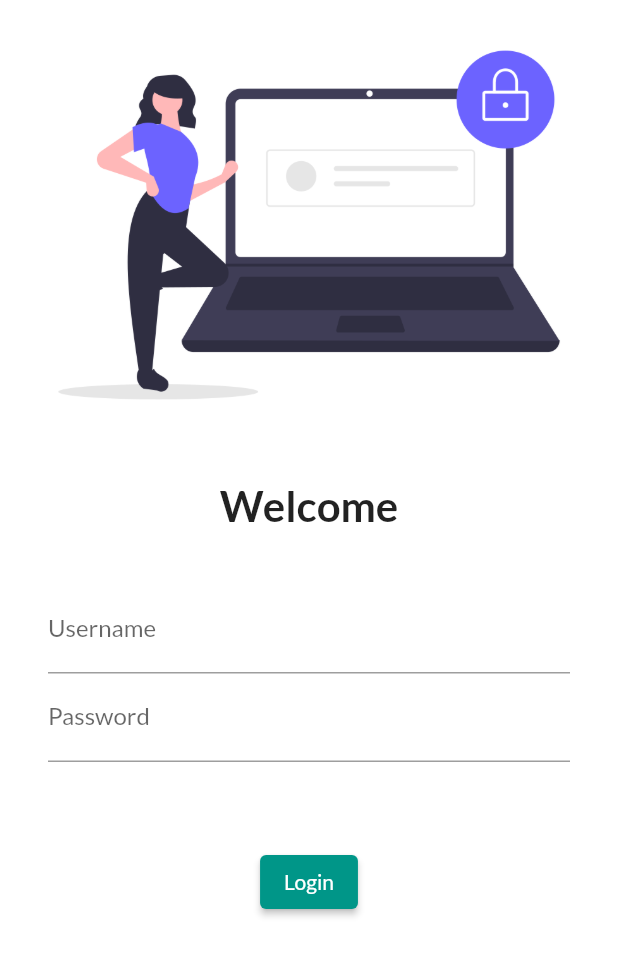
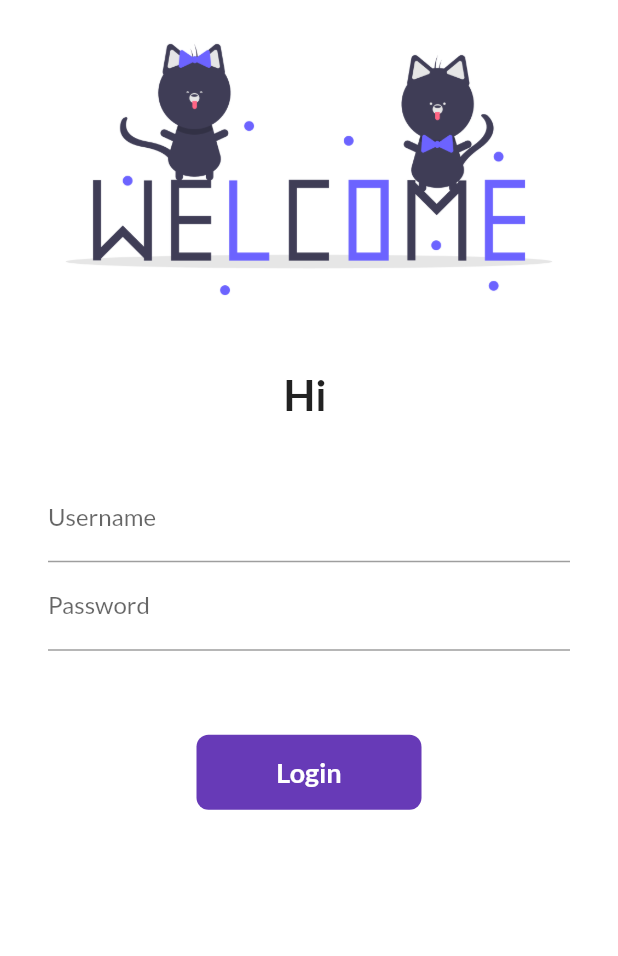
Before and after one commit to Musabbir2/Catelog_app, a Flutter app: the screen it shows after launch, on a phone screen of 412 x 824 dp. Shown: the top 956 px of the screen. Run offline on Flutter 3.47's test engine with Material 2 defaults, Android fonts, the phone set to English and light mode, and no system bars; our stand-ins replace google_fonts.

Commit message:
Day 6 completed

```diff
--- a/lib/main.dart
+++ b/lib/main.dart
@@ -18,7 +18,7 @@ class FirstApp extends StatelessWidget {
       // debugShowCheckedModeBanner: false,
       themeMode: ThemeMode.light,
       theme: ThemeData(
-        primarySwatch: Colors.teal,
+        primarySwatch: Colors.deepPurple,
         fontFamily: GoogleFonts.lato().fontFamily,
         // primaryTextTheme: GoogleFonts.latoTextTheme(),
       ),
--- a/lib/pages/login_page.dart
+++ b/lib/pages/login_page.dart
@@ -1,24 +1,52 @@
 import 'package:flutter/material.dart';
 import 'package:hello_android/utils/routes.dart';
 
-class LoginPage extends StatelessWidget {
+class LoginPage extends StatefulWidget {
   const LoginPage ({Key? key}) : super(key: key);
+
+  @override
+  State<LoginPage> createState() => _LoginPageState();
+}
+
+class _LoginPageState extends State<LoginPage> {
+  String name = "";
+  bool changeButton = false;
+
+  final _formkey = GlobalKey<FormState>();
+
+  moveToHome(BuildContext context) async
+  {
+    if(_formkey.currentState!.validate()){
+      setState(()  {
+        changeButton = true;
+      });
+      await Future.delayed(Duration(seconds: 1));
+      await Navigator.pushNamed(context, MyRoutes.homeRoute);
+      setState(() {
+        changeButton = false;
+      });
+      }
+    }
+
 
   @override
   Widget build(BuildContext context) {
     return Material(
       color: Colors.white,
       child: SingleChildScrollView(
+        child: Form(
+          key: _formkey,
           child: Column(
             children: [
-            Image.asset("assets/images/login_image.png",
+              Image.asset("assets/images/welcome_image.png",
                 fit:BoxFit.cover,
-              height: 300,
+                // height: 300,
               ),
               SizedBox(
                 height: 20.0,
               ),
-            Text("Welcome",style: TextStyle(
+              Text("Hi $name"
+                ,style: TextStyle(
                 fontSize: 28,
                 fontWeight: FontWeight.bold
                ),
@@ -35,6 +63,18 @@ class LoginPage extends StatelessWidget {
                         hintText: "Enter username",
                         labelText: "Username",
                       ),
+                      validator: (value){
+                        if(value!.isEmpty){
+                          return "Username cannot be empty";
+                        }
+                        return null;
+                      },
+                      onChanged: (value){
+                        name = value;
+                        setState(() {
+
+                        });
+                      },
                     ),
                     TextFormField(
                       obscureText: true,
@@ -42,6 +82,14 @@ class LoginPage extends StatelessWidget {
                         hintText: "Enter Password",
                         labelText: "Password",
                       ),
+                      validator: (value){
+                        if(value!.isEmpty){
+                          return "Password can not be null";
+                        } if(value!.length <6){
+                          return "Password length should be 6";
+                        }
+                        return null;
+                      },
                     ),
                   ],
                 ),
@@ -49,17 +97,29 @@ class LoginPage extends StatelessWidget {
               SizedBox(
                 height: 40.0,
               ),
-            ElevatedButton(
+              Material(
+                color: Colors.deepPurple,
+                borderRadius: BorderRadius.circular(changeButton?50:8),
+                child: InkWell(
+                  onTap:  () => moveToHome(context),
+                  child: AnimatedContainer(
+                    duration: Duration(seconds: 1),
+                    width: changeButton ? 50 : 150,
+                    height: 50,
+                    alignment: Alignment.center,
+                    child:changeButton?Icon(Icons.done,color:Colors.white,): Text("Login", style: TextStyle(
+                      color: Colors.white,
+                        fontWeight: FontWeight.bold,
+                        fontSize: 18),
+                  ),
+                      // shape: changeButton?BoxShape.circle:BoxShape.rectangle,
 
-                child: Text("Login"),
-              style: TextButton.styleFrom(maximumSize: Size(150,40)),
-                onPressed: (){
-                  Navigator.pushNamed(context, MyRoutes.homeRoute);
-                },
+
                     ),
-
+                  ),
+                ),
             ],
-
+          ),
         ),
       )
     );
```
Also changed, not shown: assets/images/welcome_image.png (added). Lines whose indentation alone changed are shown as unchanged.
